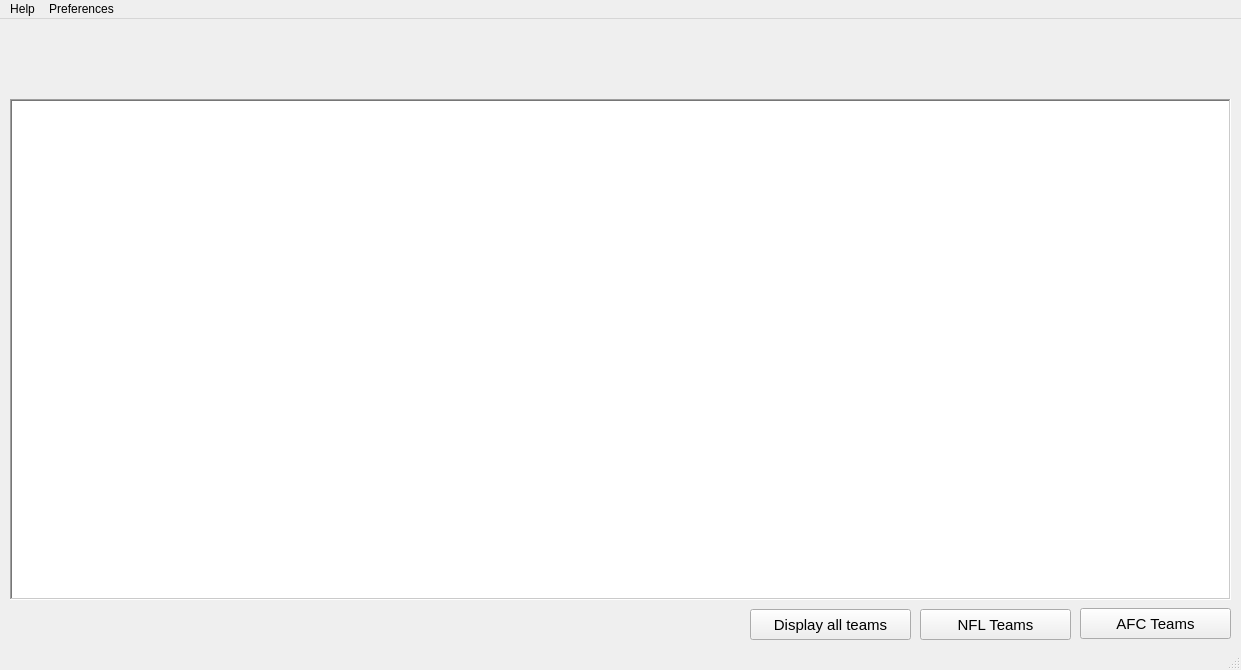
Qt form mainwindow.ui (rcatalasan/NFL-Pamphlet) before a commit.
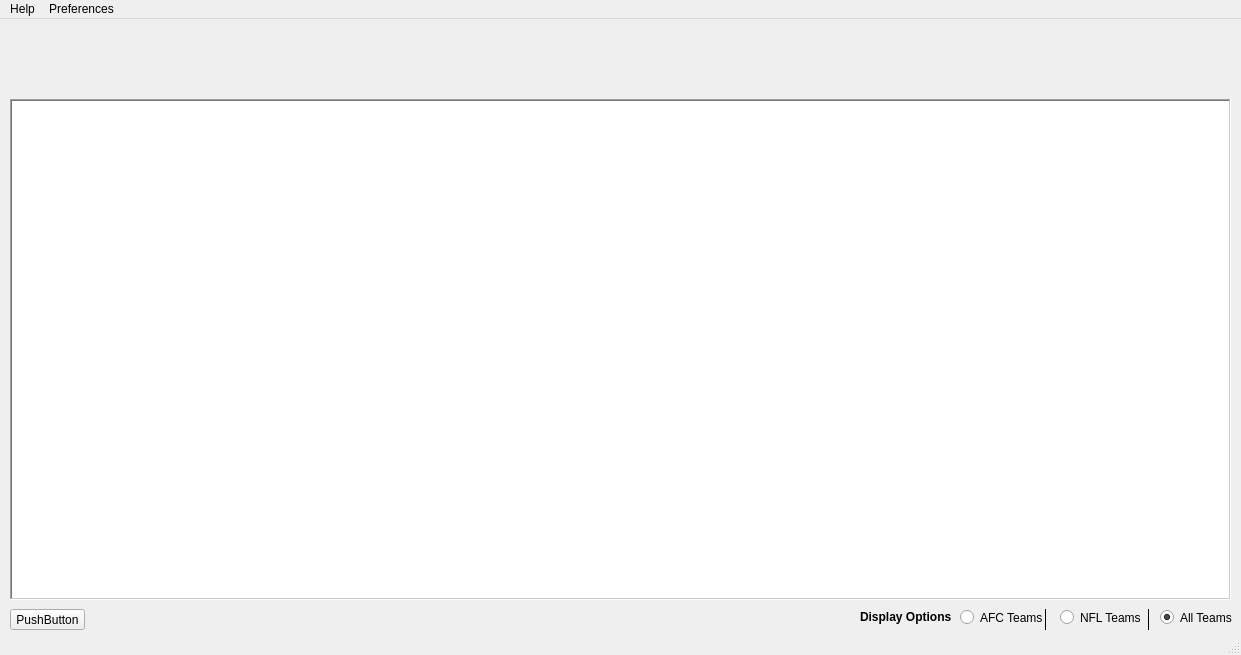
The same form after that commit. Icons and pictures are not drawn.

Patch:
```diff
--- a/mainwindow.ui
+++ b/mainwindow.ui
@@ -7,7 +7,7 @@
     <x>0</x>
     <y>0</y>
     <width>1241</width>
-    <height>670</height>
+    <height>655</height>
    </rect>
   </property>
   <property name="sizePolicy">
@@ -19,13 +19,13 @@
   <property name="minimumSize">
    <size>
     <width>1241</width>
-    <height>670</height>
+    <height>655</height>
    </size>
   </property>
   <property name="maximumSize">
    <size>
     <width>1241</width>
-    <height>670</height>
+    <height>655</height>
    </size>
   </property>
   <property name="windowTitle">
@@ -50,6 +50,9 @@
     <height>16</height>
    </size>
   </property>
+  <property name="tabShape">
+   <enum>QTabWidget::Rounded</enum>
+  </property>
   <widget class="QWidget" name="centralwidget">
    <widget class="QTableWidget" name="tableWidget">
     <property name="geometry">
@@ -76,7 +79,7 @@
    <widget class="QLabel" name="NFLPicture">
     <property name="geometry">
      <rect>
-      <x>340</x>
+      <x>360</x>
       <y>-10</y>
       <width>511</width>
       <height>91</height>
@@ -92,8 +95,8 @@
     </property>
     <property name="geometry">
      <rect>
-      <x>310</x>
-      <y>-5</y>
+      <x>330</x>
+      <y>0</y>
       <width>601</width>
       <height>77</height>
      </rect>
@@ -102,58 +105,145 @@
      <string>&lt;html&gt;&lt;head/&gt;&lt;body&gt;&lt;p&gt;&lt;img src=&quot;:/new/prefix1/imgs/nflpamphletdark.png&quot;/&gt;&lt;/p&gt;&lt;/body&gt;&lt;/html&gt;</string>
     </property>
    </widget>
-   <widget class="QPushButton" name="pushButton_afc">
+   <widget class="QTableWidget" name="tableNFLWidget">
     <property name="geometry">
      <rect>
-      <x>1080</x>
-      <y>589</y>
-      <width>151</width>
-      <height>31</height>
+      <x>10</x>
+      <y>80</y>
+      <width>1221</width>
+      <height>501</height>
      </rect>
     </property>
-    <property name="font">
-     <font>
-      <pointsize>11</pointsize>
-     </font>
+    <property name="frameShape">
+     <enum>QFrame::WinPanel</enum>
+    </property>
+    <property name="frameShadow">
+     <enum>QFrame::Sunken</enum>
+    </property>
+    <property name="showGrid">
+     <bool>true</bool>
+    </property>
+    <property name="gridStyle">
+     <enum>Qt::SolidLine</enum>
+    </property>
+   </widget>
+   <widget class="QTableWidget" name="tableAFCWidget">
+    <property name="geometry">
+     <rect>
+      <x>10</x>
+      <y>80</y>
+      <width>1221</width>
+      <height>501</height>
+     </rect>
+    </property>
+    <property name="frameShape">
+     <enum>QFrame::WinPanel</enum>
+    </property>
+   </widget>
+   <widget class="QRadioButton" name="radioAFC">
+    <property name="geometry">
+     <rect>
+      <x>960</x>
+      <y>590</y>
+      <width>91</width>
+      <height>17</height>
+     </rect>
     </property>
     <property name="text">
      <string>AFC Teams</string>
     </property>
    </widget>
-   <widget class="QPushButton" name="pushButton_nfl">
+   <widget class="QRadioButton" name="radioNFL">
     <property name="geometry">
      <rect>
-      <x>920</x>
+      <x>1060</x>
       <y>590</y>
-      <width>151</width>
-      <height>31</height>
+      <width>82</width>
+      <height>17</height>
      </rect>
     </property>
-    <property name="font">
-     <font>
-      <pointsize>11</pointsize>
-     </font>
-    </property>
     <property name="text">
      <string>NFL Teams</string>
     </property>
    </widget>
-   <widget class="QPushButton" name="pushButton_all">
+   <widget class="QRadioButton" name="radioAll">
     <property name="geometry">
      <rect>
-      <x>750</x>
+      <x>1160</x>
       <y>590</y>
-      <width>161</width>
-      <height>31</height>
+      <width>82</width>
+      <height>17</height>
+     </rect>
+    </property>
+    <property name="text">
+     <string>All Teams</string>
+    </property>
+    <property name="checked">
+     <bool>true</bool>
+    </property>
+   </widget>
+   <widget class="QLabel" name="label">
+    <property name="geometry">
+     <rect>
+      <x>860</x>
+      <y>590</y>
+      <width>91</width>
+      <height>16</height>
      </rect>
     </property>
     <property name="font">
      <font>
-      <pointsize>11</pointsize>
+      <weight>75</weight>
+      <bold>true</bold>
      </font>
     </property>
     <property name="text">
-     <string>Display all teams</string>
+     <string>Display Options:</string>
+    </property>
+   </widget>
+   <widget class="Line" name="line">
+    <property name="geometry">
+     <rect>
+      <x>1030</x>
+      <y>590</y>
+      <width>31</width>
+      <height>21</height>
+     </rect>
+    </property>
+    <property name="frameShadow">
+     <enum>QFrame::Plain</enum>
+    </property>
+    <property name="orientation">
+     <enum>Qt::Vertical</enum>
+    </property>
+   </widget>
+   <widget class="Line" name="line_2">
+    <property name="geometry">
+     <rect>
+      <x>1140</x>
+      <y>590</y>
+      <width>16</width>
+      <height>21</height>
+     </rect>
+    </property>
+    <property name="frameShadow">
+     <enum>QFrame::Plain</enum>
+    </property>
+    <property name="orientation">
+     <enum>Qt::Vertical</enum>
+    </property>
+   </widget>
+   <widget class="QPushButton" name="pushButton">
+    <property name="geometry">
+     <rect>
+      <x>10</x>
+      <y>590</y>
+      <width>75</width>
+      <height>21</height>
+     </rect>
+    </property>
+    <property name="text">
+     <string>PushButton</string>
     </property>
    </widget>
    <zorder>NFLPamphletDark</zorder>
```
Left out of the diff: 15 changed lines with no effect on the pictures.
